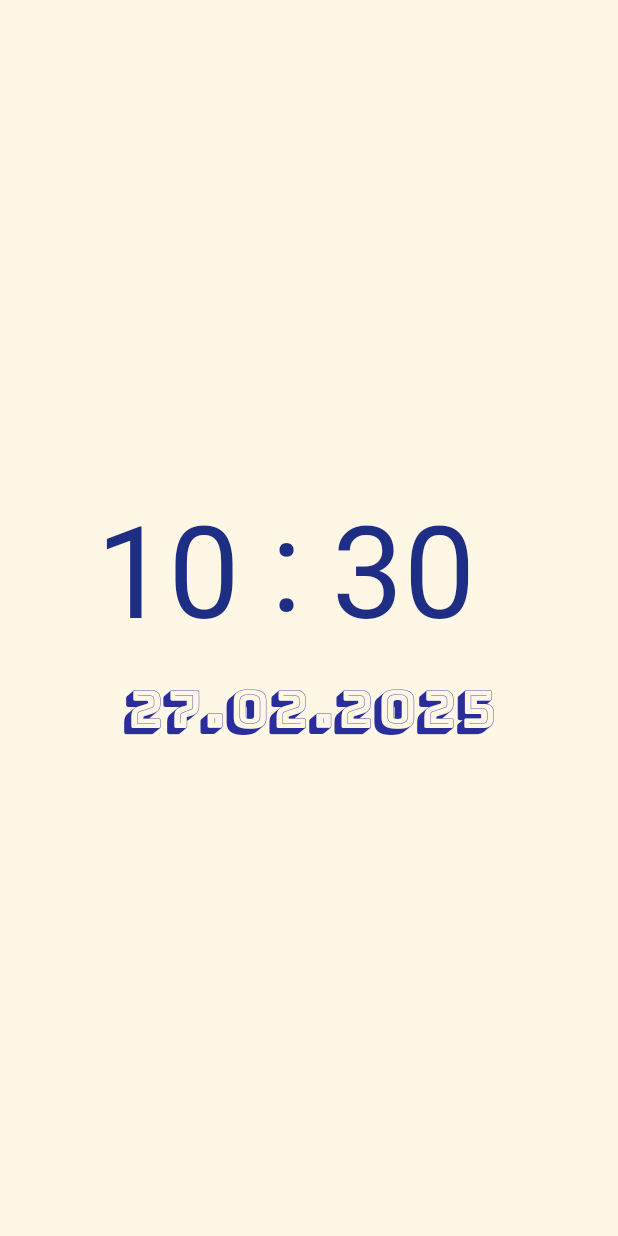
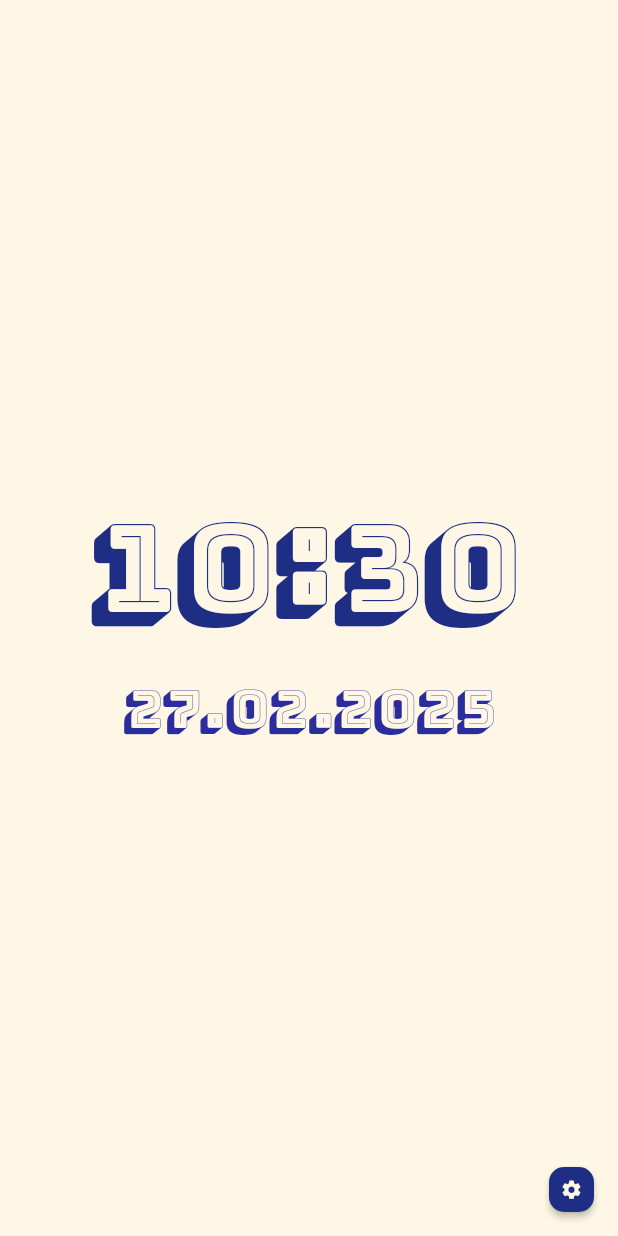
Before and after one commit to MaksimSerebryakov/FlutterClock, a Flutter app: the screen it shows after launch, on a phone screen of 412 x 824 dp. Run offline on Flutter 3.47's test engine with Material 3 defaults, Android fonts, the phone set to English and light mode, and no system bars; Roboto replaces fonts that are missing (RubikVinyl); project files that could hold a hidden picture were left out.

Commit message:
fix: remove fonts

```diff
--- a/lib/ui/date_time/pages/date_time_page.dart
+++ b/lib/ui/date_time/pages/date_time_page.dart
@@ -14,6 +14,23 @@ class DateTimePage extends StatelessWidget {
         color: MainTheme.dateTimePageColor,
         child: DateTimeWidget(),
       ),
+      floatingActionButton: SizedBox(
+        width: 30,
+        height: 30,
+        child: FloatingActionButton(
+          onPressed: () {},
+          elevation: 2,
+          shape: RoundedRectangleBorder(
+            borderRadius: BorderRadius.all(Radius.circular(10)),
+          ),
+          backgroundColor: const Color.fromARGB(255, 31, 46, 133),
+          child: const Icon(
+            Icons.settings,
+            color: MainTheme.dateTimePageColor,
+            size: 15,
+          ),
+        ),
+      ),
     );
   }
 }
--- a/lib/ui/date_time/theme/main_theme.dart
+++ b/lib/ui/date_time/theme/main_theme.dart
@@ -12,45 +12,5 @@ abstract class MainTheme {
     "minutesPos": 175.0,
     "colonPos": 135.5
   };
-  static const Map<String, dynamic> frijole = {
-    "textStyle": TextStyle(
-      fontSize: 80,
-      fontFamily: "Frijole",
-      color: MainTheme.timeColor,
-    ),
-    "hoursPos": 35.0,
-    "minutesPos": 175.0,
-    "colonPos": 140.5
-  };
-  static const Map<String, dynamic> rock3d = {
-    "textStyle": TextStyle(
-      fontSize: 80,
-      fontFamily: "Rock3D",
-      color: MainTheme.timeColor,
-    ),
-    "hoursPos": 35.0,
-    "minutesPos": 175.0,
-    "colonPos": 140.5
-  };
-  static const Map<String, dynamic> zenDots = {
-    "textStyle": TextStyle(
-      fontSize: 80,
-      fontFamily: "ZenDots",
-      color: MainTheme.timeColor,
-    ),
-    "hoursPos": 7.0,
-    "minutesPos": 164.0,
-    "colonPos": 129.5
-  };
-  static const Map<String, dynamic> rubikVinyl = {
-    "textStyle": TextStyle(
-      fontSize: 85,
-      fontFamily: "RubikVinyl",
-      color: MainTheme.timeColor,
-    ),
-    "hoursPos": 13.0,
-    "minutesPos": 170.0,
-    "colonPos": 129.5
-  };
   static const timeColor = Color.fromARGB(255, 31, 46, 133);
 }
--- a/lib/ui/date_time/widgets/date_time_widget.dart
+++ b/lib/ui/date_time/widgets/date_time_widget.dart
@@ -107,12 +107,8 @@ class _DateTimeWidgetState extends State<DateTimeWidget> {
         crossAxisAlignment: CrossAxisAlignment.center,
         children: [
           TimeStackWidget(
-            hoursIndexTop: (hoursCntrPos - 1) % 3,
-            minutesIndexTop: (minutesCntrPos - 1) % 3,
             hoursIndexMid: hoursCntrPos % 3,
             minutesIndexMid: minutesCntrPos % 3,
-            hoursIndexBot: (hoursCntrPos + 1) % 3,
-            minutesIndexBot: (minutesCntrPos + 1) % 3,
             hoursCntr: hoursCntr % 3,
             minutesCntr: minutesCntr % 3,
           ),
--- a/lib/ui/date_time/widgets/time_stack_widget.dart
+++ b/lib/ui/date_time/widgets/time_stack_widget.dart
@@ -3,22 +3,14 @@ import 'package:five_minutes_ready/ui/date_time/theme/main_theme.dart';
 import 'package:flutter/material.dart';
 
 class TimeStackWidget extends StatelessWidget {
-  final int hoursIndexTop;
-  final int minutesIndexTop;
   final int hoursIndexMid;
   final int minutesIndexMid;
-  final int hoursIndexBot;
-  final int minutesIndexBot;
   final int minutesCntr;
   final int hoursCntr;
 
   const TimeStackWidget({
-    required this.hoursIndexTop,
-    required this.minutesIndexTop,
     required this.hoursIndexMid,
     required this.minutesIndexMid,
-    required this.hoursIndexBot,
-    required this.minutesIndexBot,
     required this.minutesCntr,
     required this.hoursCntr,
     super.key,
@@ -26,14 +18,14 @@ class TimeStackWidget extends StatelessWidget {
 
   @override
   Widget build(BuildContext context) {
-    final styleMap = MainTheme.rubikVinyl;
+    final styleMap = MainTheme.bungee;
     double hoursPosLeft = styleMap["hoursPos"];
     double minutesPosLeft = styleMap["minutesPos"];
 
     return Stack(
       alignment: AlignmentDirectional.centerStart,
       children: [
-        Container(height: 100, width: 310, color: MainTheme.dateTimePageColor),
+        Container(height: 100, width: 320, color: MainTheme.dateTimePageColor),
         Positioned(
           top: -10,
           left: styleMap["colonPos"],
@@ -43,14 +35,14 @@ class TimeStackWidget extends StatelessWidget {
           ),
         ),
         TimeAnimatedPos(
-          index: hoursIndexTop,
+          index: (hoursIndexMid - 1) % 3,
           left: hoursPosLeft,
           isHours: true,
           timeCntr: (hoursCntr - 1) % 3,
           textStyle: styleMap["textStyle"],
         ),
         TimeAnimatedPos(
-          index: minutesIndexTop,
+          index: (minutesIndexMid - 1) % 3,
           left: minutesPosLeft,
           isHours: false,
           timeCntr: (minutesCntr - 1) % 3,
@@ -71,14 +63,14 @@ class TimeStackWidget extends StatelessWidget {
           textStyle: styleMap["textStyle"],
         ),
         TimeAnimatedPos(
-          index: hoursIndexBot,
+          index: (hoursIndexMid + 1) % 3,
           left: hoursPosLeft,
           isHours: true,
           timeCntr: (hoursCntr + 1) % 3,
           textStyle: styleMap["textStyle"],
         ),
         TimeAnimatedPos(
-          index: minutesIndexBot,
+          index: (minutesIndexMid + 1) % 3,
           left: minutesPosLeft,
           isHours: false,
           timeCntr: (minutesCntr + 1) % 3,
@@ -108,6 +100,7 @@ class TimeAnimatedPos extends StatelessWidget {
   @override
   Widget build(BuildContext context) {
     return AnimatedPositioned(
+      // TODO: sheet code
       left: left,
       top: TimeCellData.timePos[index],
       duration: TimeCellData.timeDur[index],
```
Also changed, not shown: lib/ui/date_time/navigation/navigation.dart (added).
